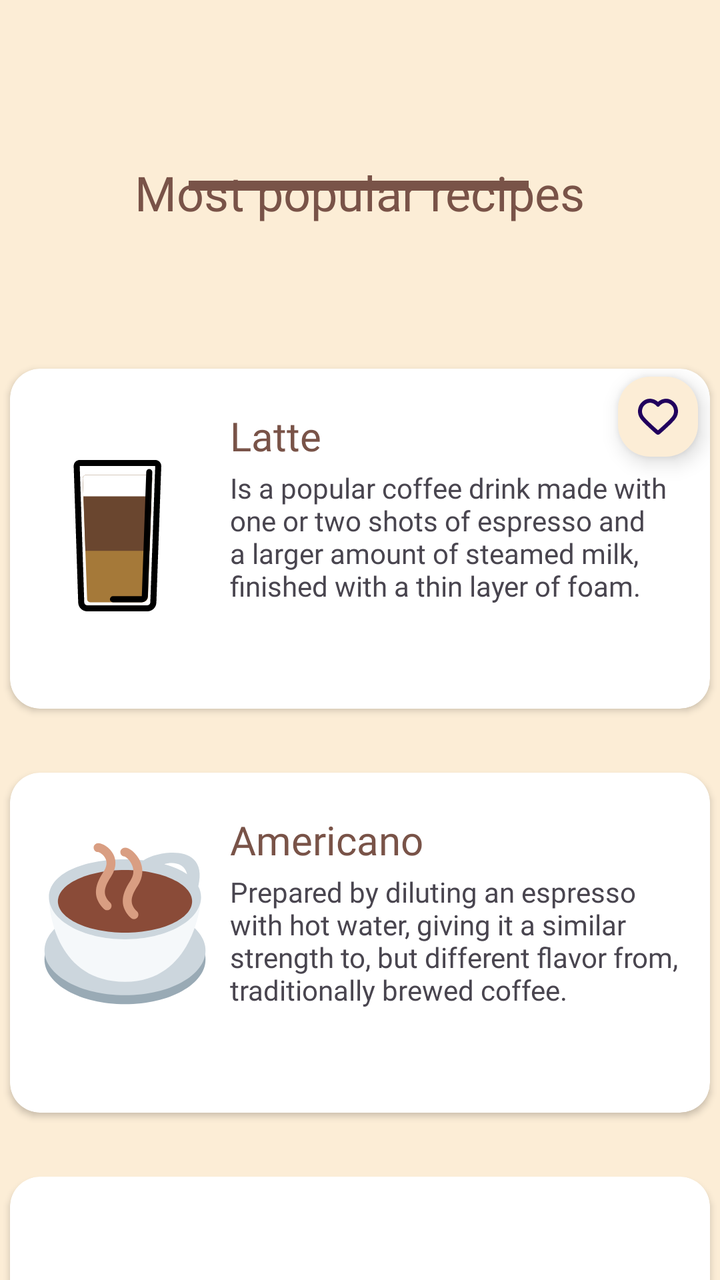
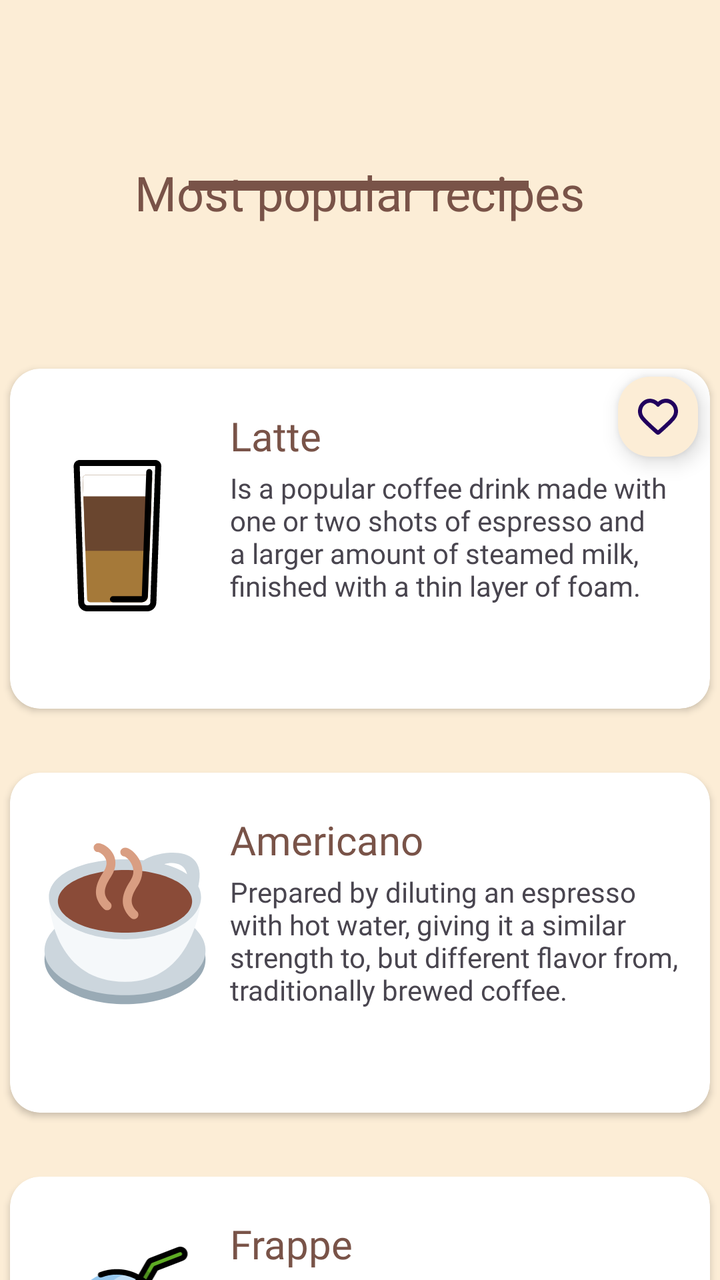

An Android layout rendered at two revisions. The XML below is the earlier revision; the diff shows what the commit changed to produce the second picture.
<!-- AndroidManifest.xml: application theme Theme.CoffeeShop -->
<!-- res/layout/activity_home.xml -->
<?xml version="1.0" encoding="utf-8"?>
<androidx.constraintlayout.widget.ConstraintLayout xmlns:android="http://schemas.android.com/apk/res/android"
    xmlns:app="http://schemas.android.com/apk/res-auto"
    xmlns:tools="http://schemas.android.com/tools"
    android:id="@+id/main"
    android:layout_width="match_parent"
    android:layout_height="match_parent"
    android:background="@color/bg_recipes"
    tools:context=".HomeActivity">

    <androidx.cardview.widget.CardView
        android:id="@+id/cardView_latte"
        android:layout_width="350dp"
        android:layout_height="170dp"
        android:layout_marginTop="64dp"
        app:cardCornerRadius="15dp"
        app:layout_constraintEnd_toEndOf="parent"
        app:layout_constraintHorizontal_bias="0.491"
        app:layout_constraintStart_toStartOf="parent"
        app:layout_constraintTop_toBottomOf="@+id/logo_home">

        <ImageView
            android:id="@+id/image_latte"
            android:layout_width="109dp"
            android:layout_height="117dp"
            android:layout_marginTop="25dp"
            app:srcCompat="@drawable/latte" />

        <TextView
            android:id="@+id/text_latte"
            android:layout_width="wrap_content"
            android:layout_height="wrap_content"
            android:layout_marginStart="110dp"
            android:layout_marginTop="20dp"
            android:fontFamily="@font/baloo"
            android:text="Latte"
            android:textColor="@color/text_recipes"
            android:textSize="20sp" />

        <TextView
            android:id="@+id/latte_dsc"
            android:layout_width="226dp"
            android:layout_height="108dp"
            android:layout_marginStart="110dp"
            android:layout_marginTop="50dp"
            android:fontFamily="@font/alata"
            android:text="@string/latte"
            android:textSize="14sp" />

        <com.google.android.material.floatingactionbutton.FloatingActionButton
            android:id="@+id/floatingActionButton_1"
            android:layout_width="wrap_content"
            android:layout_height="wrap_content"
            android:layout_marginStart="300dp"
            android:clickable="true"
            android:contentDescription="Add to favorites"
            app:backgroundTint="@color/bg_recipes"
            app:fabCustomSize="40dp"
            app:srcCompat="@drawable/favorite" />
    </androidx.cardview.widget.CardView>

    <androidx.cardview.widget.CardView
        android:id="@+id/cardView_americano"
        android:layout_width="350dp"
        android:layout_height="170dp"
        android:layout_marginTop="32dp"
        app:cardCornerRadius="15dp"
        app:layout_constraintEnd_toEndOf="parent"
        app:layout_constraintStart_toStartOf="parent"
        app:layout_constraintTop_toBottomOf="@+id/cardView_latte">

        <ImageView
            android:id="@+id/image_americano"
            android:layout_width="85dp"
            android:layout_height="101dp"
            android:layout_marginStart="15dp"
            android:layout_marginTop="25dp"
            app:srcCompat="@drawable/americano" />

        <TextView
            android:id="@+id/text_americano"
            android:layout_width="wrap_content"
            android:layout_height="wrap_content"
            android:layout_marginStart="110dp"
            android:layout_marginTop="20dp"
            android:fontFamily="@font/baloo"
            android:text="Americano"
            android:textColor="@color/text_recipes"
            android:textSize="20sp" />

        <TextView
            android:id="@+id/americano_desc"
            android:layout_width="226dp"
            android:layout_height="82dp"
            android:layout_marginStart="110dp"
            android:layout_marginTop="50dp"
            android:fontFamily="@font/alata"
            android:text="@string/americano"
            android:textSize="14sp" />
    </androidx.cardview.widget.CardView>

    <TextView
        android:id="@+id/logo_home"
        android:layout_width="wrap_content"
        android:layout_height="wrap_content"
        android:layout_marginTop="72dp"
        android:fontFamily="@font/baloo"
        android:paddingStart="16dp"
        android:paddingTop="8dp"
        android:paddingEnd="16dp"
        android:paddingBottom="8dp"
        android:text="@string/recipes"
        android:textColor="@color/text_recipes"
        android:textSize="24sp"
        app:layout_constraintEnd_toEndOf="parent"
        app:layout_constraintStart_toStartOf="parent"
        app:layout_constraintTop_toTopOf="parent" />

    <View
        android:id="@+id/view"
        android:layout_width="170dp"
        android:layout_height="5dp"
        android:background="@color/text_recipes"
        app:layout_constraintBottom_toBottomOf="parent"
        app:layout_constraintEnd_toEndOf="parent"
        app:layout_constraintHorizontal_bias="0.497"
        app:layout_constraintStart_toStartOf="parent"
        app:layout_constraintTop_toTopOf="parent"
        app:layout_constraintVertical_bias="0.142" />

    <androidx.cardview.widget.CardView
        android:id="@+id/cardView_frappe"
        android:layout_width="350dp"
        android:layout_height="170dp"
        android:layout_marginTop="32dp"
        app:cardCornerRadius="15dp"
        app:layout_constraintEnd_toEndOf="parent"
        app:layout_constraintStart_toStartOf="parent"
        app:layout_constraintTop_toBottomOf="@+id/cardView_americano" />

</androidx.constraintlayout.widget.ConstraintLayout>
<!-- resources referenced by this layout -->
<resources>
  <color name="bg_recipes">#fcedd6</color>
  <color name="text_recipes">#795348</color>
  <!-- drawable americano: vector/xml drawable (drawable, 3170 chars, omitted) -->
  <!-- drawable favorite (drawable) -->
  <vector xmlns:android="http://schemas.android.com/apk/res/android"
      android:width="800dp"
      android:height="800dp"
      android:viewportWidth="24"
      android:viewportHeight="24">
    <path
        android:pathData="M12,6C10.201,3.903 7.194,3.255 4.939,5.175C2.685,7.096 2.367,10.306 4.138,12.577C5.61,14.465 10.065,18.448 11.525,19.737C11.688,19.881 11.77,19.953 11.865,19.982C11.948,20.006 12.039,20.006 12.123,19.982C12.218,19.953 12.299,19.881 12.463,19.737C13.923,18.448 18.378,14.465 19.85,12.577C21.62,10.306 21.342,7.075 19.048,5.175C16.755,3.275 13.799,3.903 12,6Z"
        android:strokeLineJoin="round"
        android:strokeWidth="2"
        android:fillColor="#00000000"
        android:fillType="evenOdd"
        android:strokeColor="#000000"
        android:strokeLineCap="round"/>
  </vector>
  <!-- drawable latte: vector/xml drawable (drawable, 3171 chars, omitted) -->
  <string name="americano">Prepared by diluting an espresso with hot water, giving it a similar strength to,
          but different flavor from, traditionally brewed coffee.</string>
  <string name="latte">Is a popular coffee drink made with one or two shots of espresso and a larger amount of steamed milk,
          finished with a thin layer of foam.</string>
  <string name="recipes">Most popular recipes</string>
  <style name="Theme.CoffeeShop" parent="Base.Theme.CoffeeShop" />
  <style name="Base.Theme.CoffeeShop" parent="Theme.Material3.DayNight.NoActionBar">
          
          
      </style>
</resources>

<!-- the commit's change to res/layout/activity_home.xml (unified diff, before → after) -->
@@ -99,6 +99,46 @@
             android:textSize="14sp" />
     </androidx.cardview.widget.CardView>
 
+    <androidx.cardview.widget.CardView
+        android:id="@+id/cardView_frappe"
+        android:layout_width="350dp"
+        android:layout_height="170dp"
+        android:layout_marginTop="32dp"
+        app:cardCornerRadius="15dp"
+        app:layout_constraintEnd_toEndOf="parent"
+        app:layout_constraintStart_toStartOf="parent"
+        app:layout_constraintTop_toBottomOf="@+id/cardView_americano" >
+
+        <TextView
+            android:id="@+id/text_frappe"
+            android:layout_width="wrap_content"
+            android:layout_height="wrap_content"
+            android:layout_marginStart="110dp"
+            android:layout_marginTop="20dp"
+            android:fontFamily="@font/baloo"
+            android:text="Frappe"
+            android:textColor="@color/text_recipes"
+            android:textSize="20sp" />
+
+        <ImageView
+            android:id="@+id/image_frappe"
+            android:layout_width="97dp"
+            android:layout_height="92dp"
+            android:layout_marginStart="10dp"
+            android:layout_marginTop="35dp"
+            app:srcCompat="@drawable/frappe" />
+
+        <TextView
+            android:id="@+id/frappe_dsc"
+            android:layout_width="226dp"
+            android:layout_height="110dp"
+            android:layout_marginStart="110dp"
+            android:layout_marginTop="50dp"
+            android:fontFamily="@font/alata"
+            android:text="@string/frappe"
+            android:textSize="14sp" />
+    </androidx.cardview.widget.CardView>
+
     <TextView
         android:id="@+id/logo_home"
         android:layout_width="wrap_content"
@@ -128,14 +168,4 @@
         app:layout_constraintTop_toTopOf="parent"
         app:layout_constraintVertical_bias="0.142" />
 
-    <androidx.cardview.widget.CardView
-        android:id="@+id/cardView_frappe"
-        android:layout_width="350dp"
-        android:layout_height="170dp"
-        android:layout_marginTop="32dp"
-        app:cardCornerRadius="15dp"
-        app:layout_constraintEnd_toEndOf="parent"
-        app:layout_constraintStart_toStartOf="parent"
-        app:layout_constraintTop_toBottomOf="@+id/cardView_americano" />
-
 </androidx.constraintlayout.widget.ConstraintLayout>
<!-- resource entries referenced after the edit -->
@@ -18,9 +18,12 @@
         android:strokeColor="#000000"
         android:strokeLineCap="round"/>
   </vector>
+  <!-- drawable frappe: vector/xml drawable (drawable, 8160 chars, omitted) -->
   <!-- drawable latte: vector/xml drawable (drawable, 3171 chars, omitted) -->
   <string name="americano">Prepared by diluting an espresso with hot water, giving it a similar strength to,
           but different flavor from, traditionally brewed coffee.</string>
+  <string name="frappe">Originating in Greece. Versatile, iced beverage often shaken, blended, or beaten to produce a thick foam,
+          typically made with instant coffee, sugar, milk, and ice. </string>
   <string name="latte">Is a popular coffee drink made with one or two shots of espresso and a larger amount of steamed milk,
           finished with a thin layer of foam.</string>
   <string name="recipes">Most popular recipes</string>
